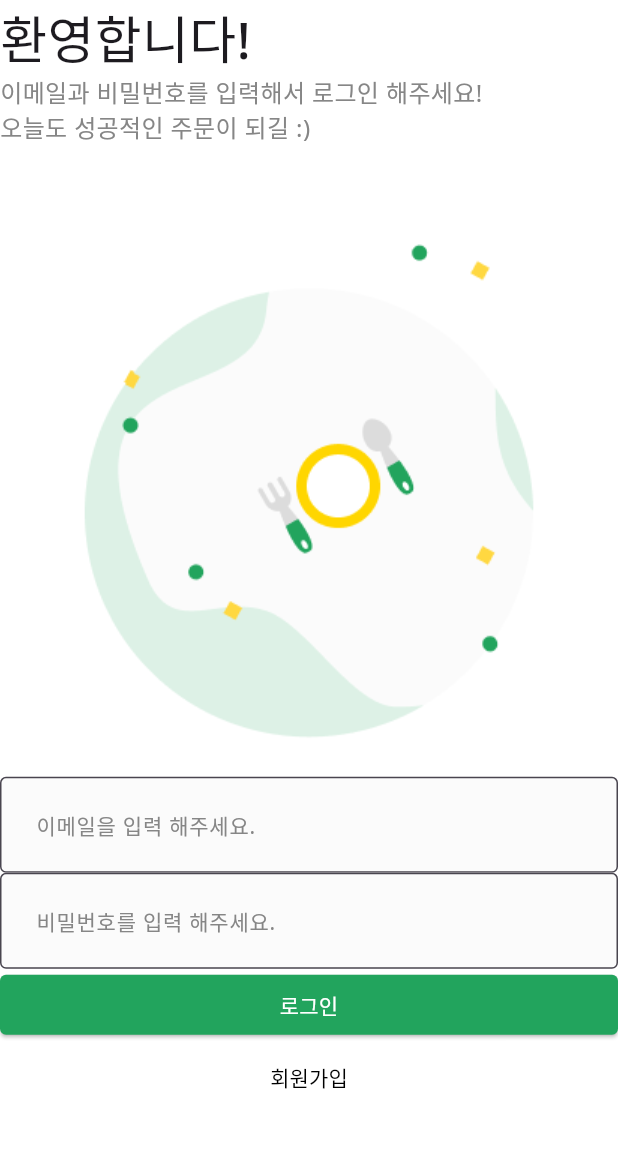
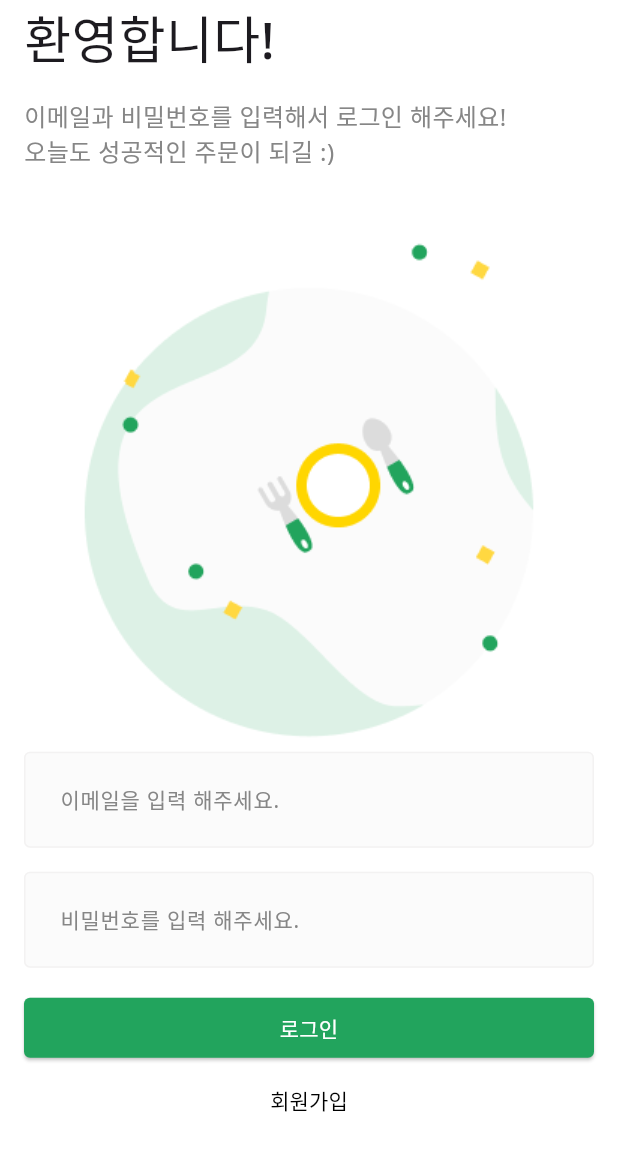
Before and after one commit to hommehyuk/restaurant-api, a Flutter app: the screen it shows after launch, on a phone screen of 412 x 824 dp. Shown: the top 1151 px of the screen. Run offline on Flutter 3.47's test engine with Material 3 defaults, Android fonts, the phone set to English and light mode, and no system bars.

Commit message:
UI 마무리

```diff
--- a/lib/common/component/custom_text_form_field.dart
+++ b/lib/common/component/custom_text_form_field.dart
@@ -46,6 +46,7 @@ class CustomTextFormField extends StatelessWidget {
         filled: true,
         // 모든 Input 상태의 기본 스타일 세팅
         border: baseBorder,
+        enabledBorder: baseBorder,
         focusedBorder: baseBorder.copyWith(
           borderSide: baseBorder.borderSide.copyWith(
             color: PRIMARY_COLOR,
--- a/lib/user/view/login_screen.dart
+++ b/lib/user/view/login_screen.dart
@@ -9,12 +9,18 @@ class LoginScreen extends StatelessWidget {
   @override
   Widget build(BuildContext context) {
     return DefaultLayout(
+      child: SingleChildScrollView(
+        keyboardDismissBehavior: ScrollViewKeyboardDismissBehavior.onDrag,
         child: SafeArea(
           top: true,
+          bottom: false,
+          child: Padding(
+            padding: const EdgeInsets.symmetric(horizontal: 16.0),
             child: Column(
               crossAxisAlignment: CrossAxisAlignment.stretch,
               children: [
                 _Title(),
+                const SizedBox(height: 16.0),
                 _SubTitle(),
                 Image.asset(
                   'asset/img/misc/logo.png',
@@ -24,11 +30,13 @@ class LoginScreen extends StatelessWidget {
                   hintText: '이메일을 입력 해주세요.',
                   onChanged: (String value) {},
                 ),
+                const SizedBox(height: 16.0),
                 CustomTextFormField(
                   hintText: '비밀번호를 입력 해주세요.',
                   onChanged: (String value) {},
                   obscureText: true,
                 ),
+                SizedBox(height: 16.0),
                 ElevatedButton(
                   onPressed: () {},
                   style: ElevatedButton.styleFrom(
@@ -58,6 +66,8 @@ class LoginScreen extends StatelessWidget {
                   ),
                 ),
               ],
+            ),
+          ),
         ),
       ),
     );
```
Lines whose indentation alone changed are shown as unchanged.
